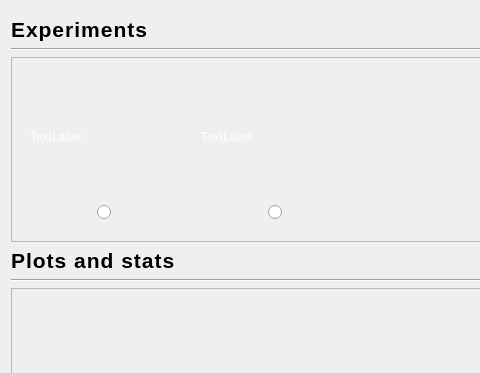
This is data_loader/experiments/view.ui in medusabci/medusa-analyzer as Qt 5 draws it before an edit; both pictures show x 0 to 480 and y 0 to 373 of the 675 by 822 pixel window. The edited form follows.
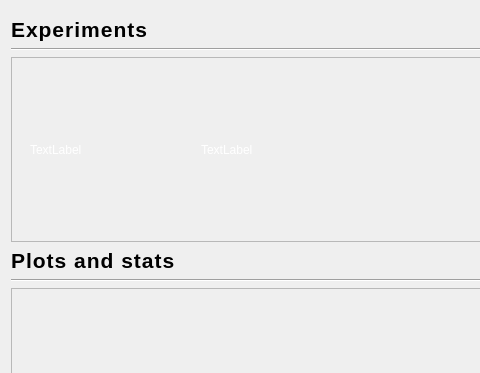
This is the edited form.

Diff of the .ui file:
```diff
--- a/data_loader/experiments/view.ui
+++ b/data_loader/experiments/view.ui
@@ -121,46 +121,6 @@
              </item>
             </layout>
            </item>
-           <item>
-            <layout class="QHBoxLayout" name="horizontalLayout_5">
-             <item>
-              <spacer name="horizontalSpacer_2">
-               <property name="orientation">
-                <enum>Qt::Horizontal</enum>
-               </property>
-               <property name="sizeHint" stdset="0">
-                <size>
-                 <width>40</width>
-                 <height>20</height>
-                </size>
-               </property>
-              </spacer>
-             </item>
-             <item>
-              <widget class="QRadioButton" name="featureseegRButton">
-               <property name="styleSheet">
-                <string notr="true"/>
-               </property>
-               <property name="text">
-                <string/>
-               </property>
-              </widget>
-             </item>
-             <item>
-              <spacer name="horizontalSpacer">
-               <property name="orientation">
-                <enum>Qt::Horizontal</enum>
-               </property>
-               <property name="sizeHint" stdset="0">
-                <size>
-                 <width>40</width>
-                 <height>20</height>
-                </size>
-               </property>
-              </spacer>
-             </item>
-            </layout>
-           </item>
           </layout>
          </widget>
         </item>
@@ -216,46 +176,6 @@
              </item>
             </layout>
            </item>
-           <item>
-            <layout class="QHBoxLayout" name="horizontalLayout_6">
-             <item>
-              <spacer name="horizontalSpacer_3">
-               <property name="orientation">
-                <enum>Qt::Horizontal</enum>
-               </property>
-               <property name="sizeHint" stdset="0">
-                <size>
-                 <width>40</width>
-                 <height>20</height>
-                </size>
-               </property>
-              </spacer>
-             </item>
-             <item>
-              <widget class="QRadioButton" name="featuresecgRButton">
-               <property name="styleSheet">
-                <string notr="true"/>
-               </property>
-               <property name="text">
-                <string/>
-               </property>
-              </widget>
-             </item>
-             <item>
-              <spacer name="horizontalSpacer_4">
-               <property name="orientation">
-                <enum>Qt::Horizontal</enum>
-               </property>
-               <property name="sizeHint" stdset="0">
-                <size>
-                 <width>40</width>
-                 <height>20</height>
-                </size>
-               </property>
-              </spacer>
-             </item>
-            </layout>
-           </item>
           </layout>
          </widget>
         </item>
```
Left out of the diff: 4 changed lines with no effect on the pictures.
